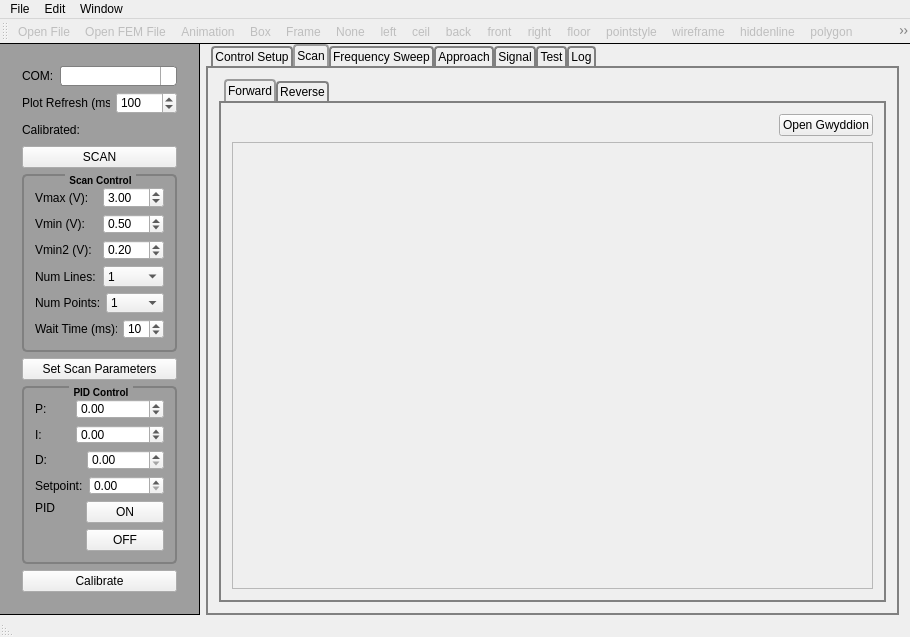
Qt form gui/mainwindow.ui (neil-sarkar/AFM-CLIENT) before a commit.
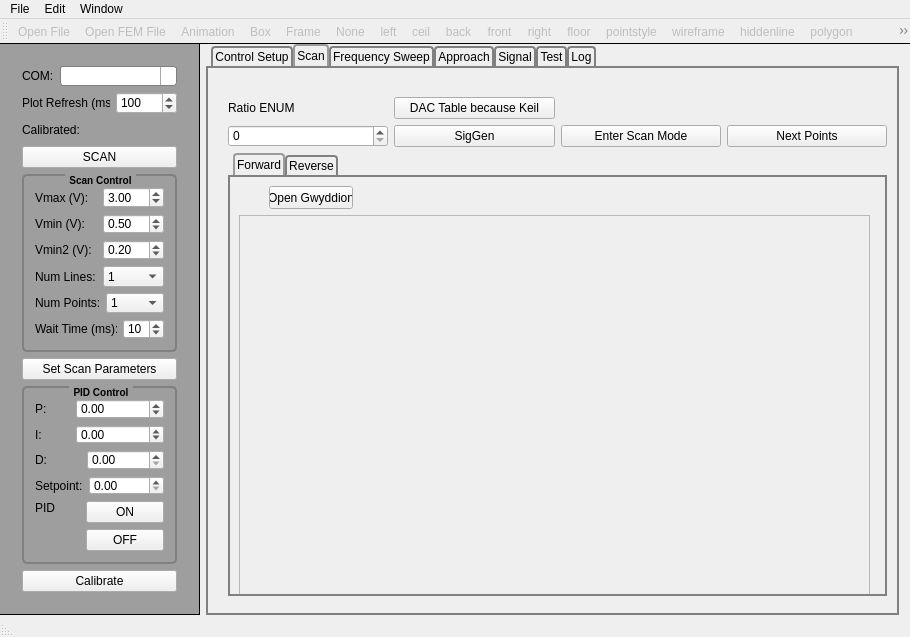
The same form after that commit. The open tabs and pages were chosen to show the change. Icons and pictures are not drawn.

Commit message: Very basic scan code. PGA and some other stuff needs to be added. Also graphics is broken =(

```diff
--- a/gui/mainwindow.ui
+++ b/gui/mainwindow.ui
@@ -844,8 +844,59 @@
        <attribute name="title">
         <string>Scan</string>
        </attribute>
+       <widget class="QWidget" name="layoutWidget">
+        <property name="geometry">
+         <rect>
+          <x>9</x>
+          <y>18</y>
+          <width>681</width>
+          <height>521</height>
+         </rect>
+        </property>
+        <layout class="QVBoxLayout" name="verticalLayout_15">
+         <item>
        <layout class="QGridLayout" name="gridLayout_9">
-        <item row="0" column="0">
+           <item row="2" column="3">
+            <widget class="QPushButton" name="btn_scan_start">
+             <property name="text">
+              <string>Enter Scan Mode</string>
+             </property>
+            </widget>
+           </item>
+           <item row="2" column="0">
+            <widget class="QSpinBox" name="cmb_scanRatio"/>
+           </item>
+           <item row="1" column="0">
+            <widget class="QLabel" name="label_34">
+             <property name="text">
+              <string>Ratio ENUM</string>
+             </property>
+            </widget>
+           </item>
+           <item row="1" column="1">
+            <widget class="QPushButton" name="btn_setDACTable">
+             <property name="text">
+              <string>DAC Table because Keil</string>
+             </property>
+            </widget>
+           </item>
+           <item row="2" column="1">
+            <widget class="QPushButton" name="btn_siggen">
+             <property name="text">
+              <string>SigGen</string>
+             </property>
+            </widget>
+           </item>
+           <item row="2" column="5">
+            <widget class="QPushButton" name="btn_scan_next">
+             <property name="text">
+              <string>Next Points</string>
+             </property>
+            </widget>
+           </item>
+          </layout>
+         </item>
+         <item>
          <layout class="QGridLayout" name="gridLayout_8">
           <item row="0" column="0">
            <widget class="QTabWidget" name="tabScan">
@@ -856,9 +907,15 @@
              <attribute name="title">
               <string>Forward</string>
              </attribute>
-             <layout class="QGridLayout" name="gridLayout_13">
-              <item row="1" column="0">
                <widget class="QFrame" name="frame">
+               <property name="geometry">
+                <rect>
+                 <x>9</x>
+                 <y>38</y>
+                 <width>631</width>
+                 <height>381</height>
+                </rect>
+               </property>
                 <property name="sizePolicy">
                  <sizepolicy hsizetype="Expanding" vsizetype="Expanding">
                   <horstretch>0</horstretch>
@@ -881,9 +938,15 @@
                  </item>
                 </layout>
                </widget>
-              </item>
-              <item row="0" column="0">
                <widget class="QPushButton" name="gwyddionButton">
+               <property name="geometry">
+                <rect>
+                 <x>39</x>
+                 <y>9</y>
+                 <width>84</width>
+                 <height>23</height>
+                </rect>
+               </property>
                 <property name="sizePolicy">
                  <sizepolicy hsizetype="Fixed" vsizetype="Fixed">
                   <horstretch>0</horstretch>
@@ -897,8 +960,6 @@
                  <string>Open Gwyddion</string>
                 </property>
                </widget>
-              </item>
-             </layout>
             </widget>
             <widget class="QWidget" name="tabScanReverse">
              <attribute name="title">
@@ -910,6 +971,7 @@
          </layout>
         </item>
        </layout>
+       </widget>
       </widget>
       <widget class="QWidget" name="tabFreqSweep">
        <attribute name="title">
```
Left out of the diff: 380 changed lines with no effect on the pictures. Lines whose indentation alone changed are shown as unchanged. The commit also changes 11 other files.
